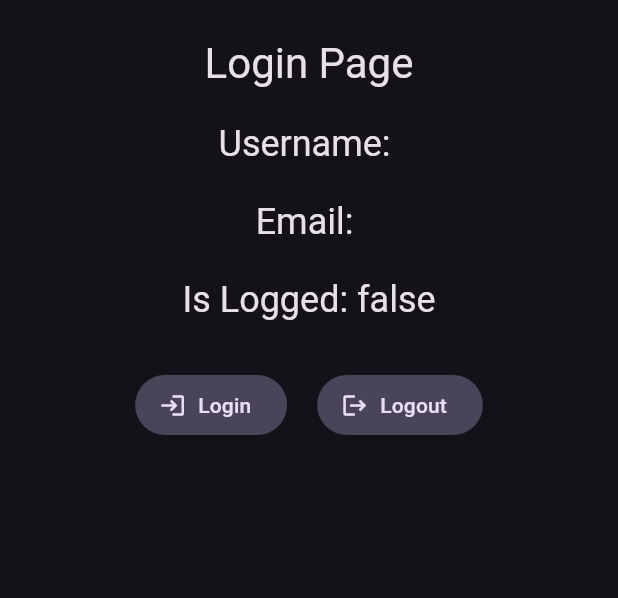
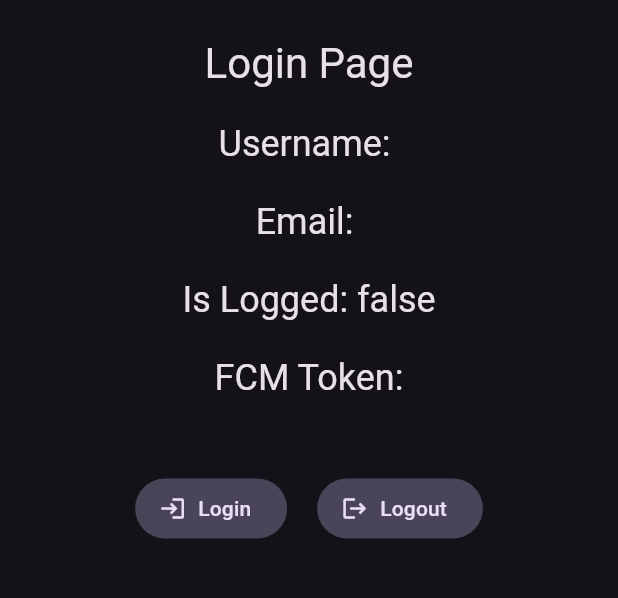
Before and after one commit to thomascristofaro/thesis-client, a Flutter app: the screen it shows after launch, after a tap on the "dark mode" icon, on a phone screen of 412 x 824 dp, the part 63-661 px from its top. Run offline on Flutter 3.47's test engine with Material 2 defaults, Android fonts, the phone set to English and light mode, and no system bars; our stand-ins replace data_table_2, firebase_core, firebase_messaging, fl_chart, go_router, jwt_decoder and 1 more; missing offline and left inert: flutter_web_auth, oauth2, window_to_front; accounts and stored records are empty; generated files the repository leaves out were written again; statements that could not run were skipped.

Commit message:
firebase

```diff
--- /dev/null
+++ b/lib/controller/firebase_controller.dart
@@ -0,0 +1,31 @@
+import 'package:firebase_messaging/firebase_messaging.dart';
+import 'package:flutter/foundation.dart';
+import 'package:thesis_client/firebase_options.dart';
+
+class FireBaseController extends ChangeNotifier {
+  static final FireBaseController _instance = FireBaseController._internal();
+
+  String? _fcmToken;
+
+  factory FireBaseController() {
+    return _instance;
+  }
+
+  FireBaseController._internal();
+
+  void initToken() {
+    FirebaseMessaging.instance
+        .getToken(vapidKey: DefaultFirebaseOptions.vapidKey)
+        .then(setFCMToken);
+    FirebaseMessaging.instance.onTokenRefresh.listen(setFCMToken);
+  }
+
+  void setFCMToken(String? token) {
+    _fcmToken = token;
+    notifyListeners();
+  }
+
+  String? getFCMToken() {
+    return _fcmToken;
+  }
+}
--- a/lib/main.dart
+++ b/lib/main.dart
@@ -1,6 +1,7 @@
 import 'package:flutter/material.dart';
 import 'package:provider/provider.dart';
 import 'package:thesis_client/base_setup.dart';
+import 'package:thesis_client/controller/firebase_controller.dart';
 import 'package:thesis_client/controller/login_controller.dart';
 import 'package:thesis_client/controller/page_controller.dart';
 import 'package:thesis_client/controller/record.dart';
@@ -8,13 +9,20 @@ import 'package:thesis_client/pages/navigation.dart';
 import 'package:go_router/go_router.dart';
 import 'package:thesis_client/pages/page.dart' as page;
 import 'package:thesis_client/pages/page_login.dart';
+import 'package:firebase_core/firebase_core.dart';
+import 'firebase_options.dart';
 
-void main() => runApp(
-      ChangeNotifierProvider(
-        create: (context) => BaseSetup(),
-        child: const App(),
-      ),
-    );
+Future<void> main() async {
+  WidgetsFlutterBinding.ensureInitialized();
+  await Firebase.initializeApp(options: DefaultFirebaseOptions.currentPlatform);
+  FireBaseController().initToken();
+  runApp(
+    ChangeNotifierProvider(
+      create: (context) => BaseSetup(),
+      child: const App(),
+    ),
+  );
+}
 
 class App extends StatefulWidget {
   const App({super.key});
--- a/lib/pages/page_login.dart
+++ b/lib/pages/page_login.dart
@@ -1,5 +1,6 @@
 import 'package:flutter/material.dart';
 import 'package:thesis_client/constants.dart';
+import 'package:thesis_client/controller/firebase_controller.dart';
 import 'package:thesis_client/controller/login_controller.dart';
 import 'package:thesis_client/widgets/title_text.dart';
 
@@ -27,11 +28,13 @@ class _PageLoginState extends State<PageLogin> {
   void initState() {
     super.initState();
     LoginController().addListener(update);
+    FireBaseController().addListener(update);
   }
 
   @override
   void dispose() {
     LoginController().removeListener(update);
+    FireBaseController().removeListener(update);
     super.dispose();
   }
 
@@ -45,6 +48,13 @@ class _PageLoginState extends State<PageLogin> {
           textSubTitle('Username: ${LoginController().user!.username}'),
           textSubTitle('Email: ${LoginController().user!.email}'),
           textSubTitle('Is Logged: ${LoginController().isLogged()}'),
+          textSubTitle('FCM Token:'),
+          SizedBox(
+              width: 300,
+              child: SelectableText(
+                FireBaseController().getFCMToken() ?? 'No Token',
+                style: const TextStyle(fontSize: smallSpacing),
+              )),
           Padding(
             padding: const EdgeInsets.all(smallSpacing),
             child: Row(
--- a/pubspec.yaml
+++ b/pubspec.yaml
@@ -42,6 +42,8 @@ dependencies:
   window_to_front: ^0.0.3
   jwt_decoder: ^2.0.1
   shared_preferences: ^2.2.0
+  firebase_core: ^2.15.1
+  firebase_messaging: ^14.6.7
 
   # The following adds the Cupertino Icons font to your application.
   # Use with the CupertinoIcons class for iOS style icons.
```
Also changed, not shown: lib/pages/navigation.dart (+7 -0 lines), pubspec.lock, 5 other files.
